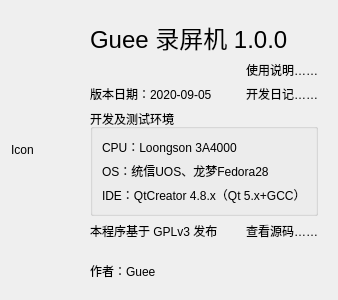
guee/GueeRecorder, file FormAboutMe.ui: the form before one commit.
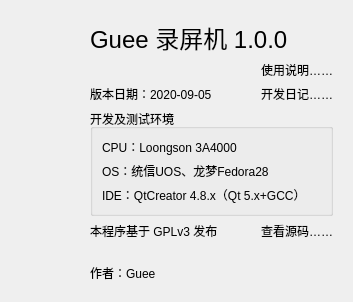
The form after the commit. Icons and pictures are not drawn.

```diff
--- a/FormAboutMe.ui
+++ b/FormAboutMe.ui
@@ -6,8 +6,8 @@
    <rect>
     <x>0</x>
     <y>0</y>
-    <width>331</width>
-    <height>300</height>
+    <width>353</width>
+    <height>302</height>
    </rect>
   </property>
   <property name="windowTitle">
@@ -15,6 +15,8 @@
   </property>
   <layout class="QHBoxLayout" name="horizontalLayout">
    <item>
+    <layout class="QVBoxLayout" name="verticalLayout">
+     <item>
     <widget class="QLabel" name="label_BigIcon">
      <property name="minimumSize">
       <size>
@@ -29,9 +31,27 @@
       </size>
      </property>
      <property name="text">
-      <string>Icon</string>
-     </property>
-    </widget>
+        <string/>
+       </property>
+       <property name="pixmap">
+        <pixmap resource="UiResource/recorder.qrc">:/icon64.png</pixmap>
+       </property>
+      </widget>
+     </item>
+     <item>
+      <spacer name="verticalSpacer_2">
+       <property name="orientation">
+        <enum>Qt::Vertical</enum>
+       </property>
+       <property name="sizeHint" stdset="0">
+        <size>
+         <width>20</width>
+         <height>40</height>
+        </size>
+       </property>
+      </spacer>
+     </item>
+    </layout>
    </item>
    <item>
     <widget class="QWidget" name="widget_2" native="true">
```
Left out of the diff: 4 changed lines with no effect on the pictures. Lines whose indentation alone changed are shown as unchanged.
